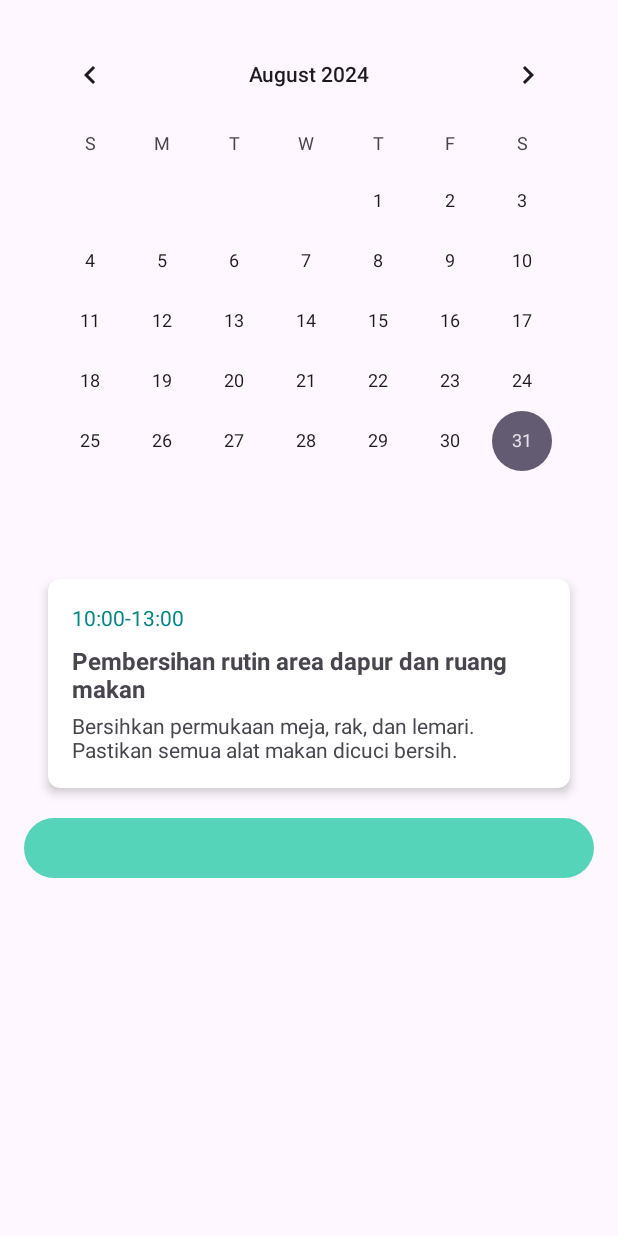
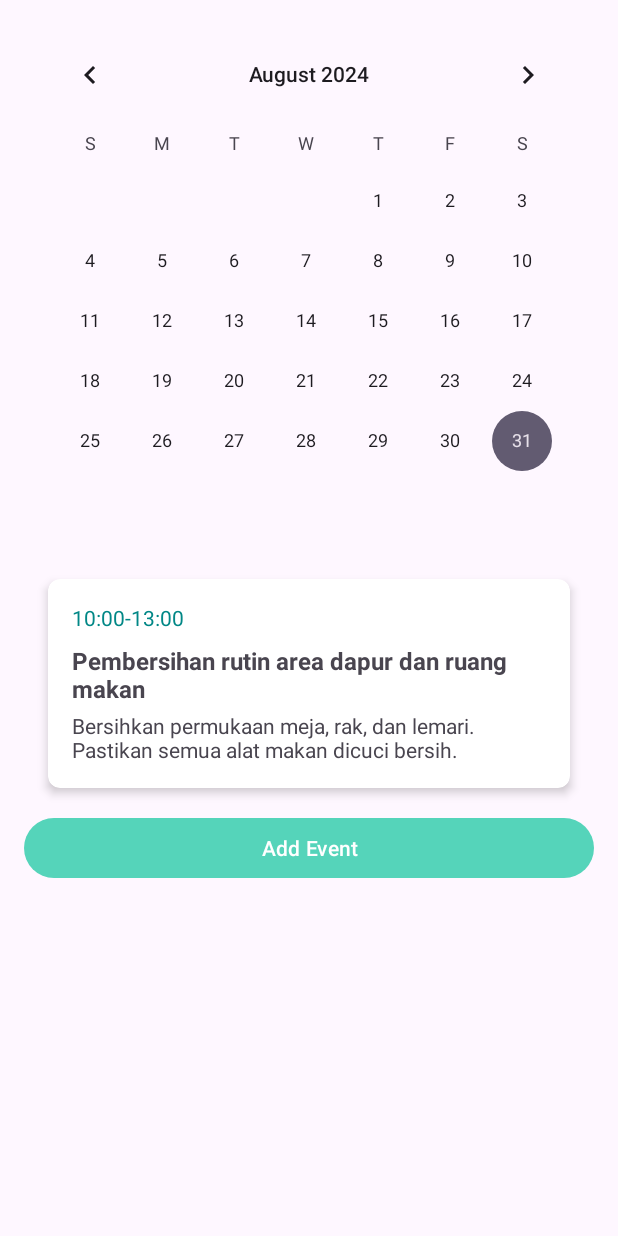
Before and after one commit to Lysander-cmd/PeduliIbu_App, an Android app: the fragment CleaningScheduleFragment shown on its own in the app's theme, on a phone screen of 412 x 824 dp. Run offline under Robolectric (Android 15) with nearby library versions, the phone set to English and light mode, and no system bars.

Commit message:
update_appbar update_calendar

```diff
--- a/app/src/main/res/layout/fragment_cleaning_schedule.xml
+++ b/app/src/main/res/layout/fragment_cleaning_schedule.xml
@@ -59,5 +59,6 @@
         android:id="@+id/btnAddCustomReminder"
         android:layout_width="match_parent"
         android:layout_height="wrap_content"
-        android:src="@drawable/event"/>
+        android:src="@drawable/event"
+        android:text="Add Event"/>
 </LinearLayout>
--- a/app/src/main/res/values/themes.xml
+++ b/app/src/main/res/values/themes.xml
@@ -1,8 +1,13 @@
 <resources xmlns:tools="http://schemas.android.com/tools">
     <!-- Base application theme. -->
     <style name="Base.Theme.PeduliIbu_App" parent="Theme.Material3.DayNight.NoActionBar">
-         Customize your light theme here.
-         <item name="colorPrimary">@color/greentosca</item>
+        <!-- Customize your light theme here. -->
+        <item name="colorPrimary">@color/greentosca</item>
+        <item name="android:windowFullscreen">true</item>
+        <item name="android:windowNoTitle">true</item>
+        <item name="android:windowTranslucentStatus">true</item>
+        <item name="android:windowActionBar">false</item>
+        <item name="android:fitsSystemWindows">true</item>
     </style>
 
     <style name="Theme.PeduliIbu_App" parent="Base.Theme.PeduliIbu_App" />
```
